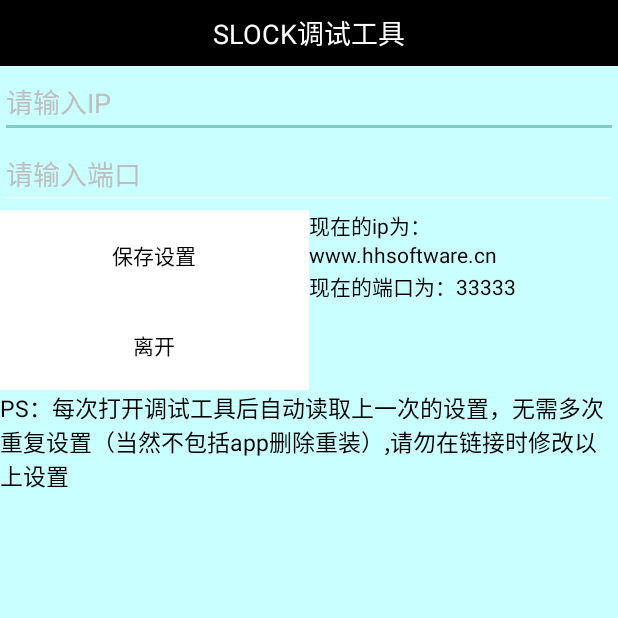
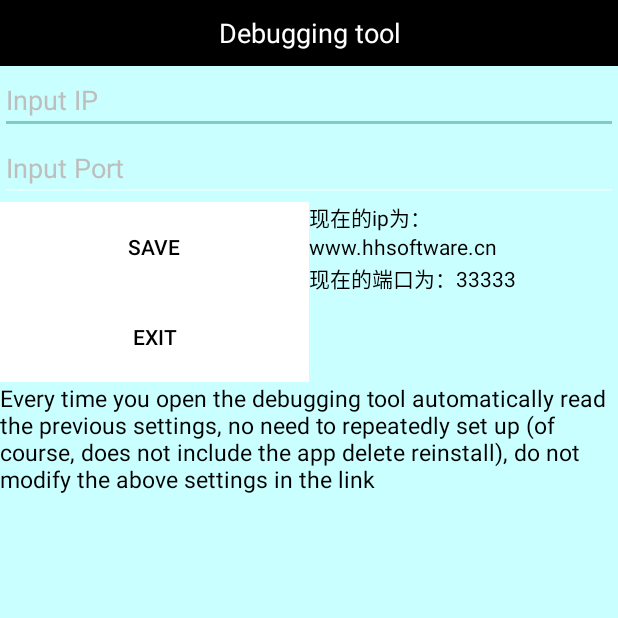
Before and after one commit to WhiteMagic2014/slocksocket, an Android app: the setconfig screen opened directly, with no data from a screen before it, on a phone screen of 412 x 824 dp, the top half of it. Run offline under Robolectric (Android 15) with nearby library versions, the light colour scheme and no system bars.

Commit message:
添加了英文版

```diff
--- a/MyApplication/app/src/main/res/layout/setconfig.xml
+++ b/MyApplication/app/src/main/res/layout/setconfig.xml
@@ -14,7 +14,7 @@
             android:layout_width="match_parent"
             android:layout_height="match_parent"
             android:gravity="center"
-            android:text="SLOCK调试工具"
+            android:text="@string/title"
             android:textColor="@color/white"
             android:textSize="18dp" />
 
@@ -25,7 +25,7 @@
         android:id="@+id/et_ip"
         android:layout_width="match_parent"
         android:layout_height="wrap_content"
-        android:hint="请输入IP"
+        android:hint="@string/iphint"
         android:textColor="@color/black"
         android:textColorHint="@color/grey" />
 
@@ -34,7 +34,7 @@
         android:id="@+id/et_port"
         android:layout_width="match_parent"
         android:layout_height="wrap_content"
-        android:hint="请输入端口"
+        android:hint="@string/porthint"
         android:textColorHint="@color/grey"
         android:textColor="@color/black"/>
 
@@ -56,7 +56,7 @@
                 android:layout_weight="1"
                 android:background="@drawable/simple_button_style"
                 android:textColor="@color/black"
-                android:text="保存设置"/>
+                android:text="@string/save"/>
 
 
             <Button
@@ -66,7 +66,7 @@
                 android:layout_weight="1"
                 android:background="@drawable/simple_button_style"
                 android:textColor="@color/black"
-                android:text="离开"/>
+                android:text="@string/exit"/>
         </LinearLayout>
 
         <LinearLayout
@@ -90,7 +90,7 @@
         android:layout_height="wrap_content"
         android:textColor="@color/black"
         android:textSize="15sp"
-        android:text="PS：每次打开调试工具后自动读取上一次的设置，无需多次重复设置（当然不包括app删除重装）,请勿在链接时修改以上设置"/>
+        android:text="@string/guide"/>
 
 
 
--- a/MyApplication/app/src/main/res/values/strings.xml
+++ b/MyApplication/app/src/main/res/values/strings.xml
@@ -1,3 +1,17 @@
 <resources>
     <string name="app_name">slocksocket</string>
+    <string name="setip">Set IP/Port</string>
+    <string name="connect">Connect</string>
+    <string name="scantoopen">Scan code</string>
+    <string name="scantoInquiry">Scan code query</string>
+    <string name="sendtoopen">Enter ID unlock</string>
+    <string name="sendtoInquiry">Enter ID query</string>
+    <string name="info">Display area</string>
+    <string name="title">Debugging tool</string>
+    <string name="idhint">Enter vehicle lock ID</string>
+    <string name="iphint">Input IP</string>
+    <string name="porthint">Input Port</string>
+    <string name="save">save</string>
+    <string name="exit">exit</string>
+    <string name="guide">Every time you open the debugging tool automatically read the previous settings, no need to repeatedly set up (of course, does not include the app delete reinstall), do not modify the above settings in the link</string>
 </resources>
```
Also changed, not shown: MyApplication/app/src/main/res/layout/activity_main.xml (+9 -9 lines), 1 other file.
